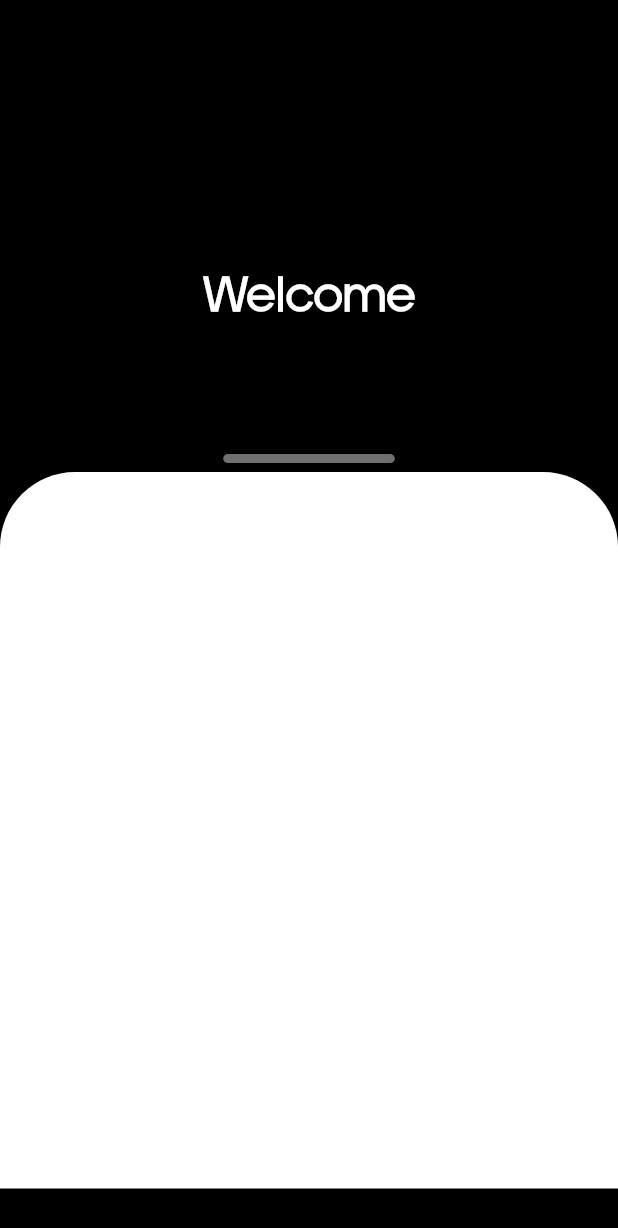
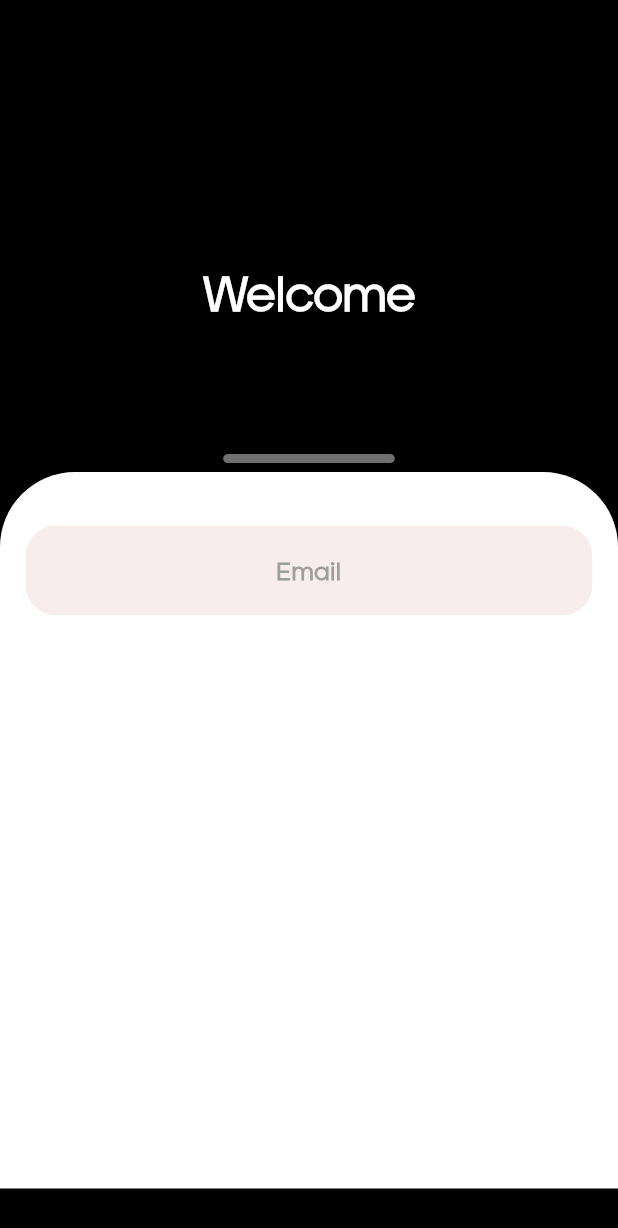
Before and after one commit to coder12e4/rtd_, a Flutter app: the screen it shows after launch, on a phone screen of 412 x 824 dp. Shown: the top 1228 px of the screen. Run offline on Flutter 3.47's test engine with Material 2 defaults, Android fonts, the phone set to English and light mode, and no system bars; our stand-ins replace flutter_screenutil, get.

Commit message:
TextFormField widget commit

```diff
--- /dev/null
+++ b/lib/core/common_widget/textformfield_widget.dart
@@ -0,0 +1,34 @@
+import 'package:flutter/material.dart';
+import 'package:flutter_screenutil/flutter_screenutil.dart';
+
+class TextFormFieldWidget extends StatelessWidget {
+  const TextFormFieldWidget({
+    super.key,
+    required this.controller,
+    required this.hitText,
+  });
+  final TextEditingController controller;
+  final String hitText;
+  @override
+  Widget build(BuildContext context) {
+    return Container(
+      height: 50.h,
+      width: 330.w,
+      decoration: BoxDecoration(
+          color: const Color.fromARGB(255, 235, 209, 209).withOpacity(0.4),
+          borderRadius: BorderRadius.circular(20)),
+      child: Padding(
+        padding: const EdgeInsets.all(8.0),
+        child: TextFormField(
+          controller: controller,
+          decoration: InputDecoration(
+              border: InputBorder.none, // Removes the underline
+              hintText: hitText,
+              hintStyle: const TextStyle(
+                  color: Colors.grey, fontWeight: FontWeight.bold)),
+          textAlign: TextAlign.center, // Centers the text inside the field
+        ),
+      ),
+    );
+  }
+}
--- a/lib/main.dart
+++ b/lib/main.dart
@@ -1,7 +1,6 @@
 import 'package:flutter/material.dart';
 import 'package:flutter_screenutil/flutter_screenutil.dart';
 import 'package:get/get.dart'; // Import the 'get' package
-import 'package:google_fonts/google_fonts.dart';
 import 'package:rtd_project/view/splash_screen/splash_page.dart';
 
 void main() {
@@ -9,8 +8,9 @@ void main() {
 }
 
 class MyApp extends StatelessWidget {
-  const MyApp(
-      {Key? key}); // Fix the constructor by using 'Key?' instead of 'super.key'
+  const MyApp({
+    super.key,
+  }); // Fix the constructor by using 'Key?' instead of 'super.key'
 
   @override
   Widget build(BuildContext context) {
--- a/lib/view/login_screen/login_page.dart
+++ b/lib/view/login_screen/login_page.dart
@@ -1,6 +1,8 @@
 import 'package:flutter/material.dart';
 import 'package:flutter_screenutil/flutter_screenutil.dart';
 import 'package:rtd_project/core/color/colors.dart';
+
+import '../../core/common_widget/textformfield_widget.dart';
 
 class LOginPage extends StatelessWidget {
   const LOginPage({super.key});
@@ -21,12 +23,22 @@ class LOginPage extends StatelessWidget {
             ),
             Container(
               height: 400.h,
+              width: 390.w,
               decoration: const BoxDecoration(
                   color: whiteColor,
                   borderRadius: BorderRadiusDirectional.only(
                       topEnd: Radius.circular(50),
                       topStart: Radius.circular(50))),
-            )
+              child: Column(
+                children: [
+                  SizedBox(
+                    height: 30.h,
+                  ),
+                  TextFormFieldWidget(
+                      controller: emailController, hitText: 'Email'),
+                ],
+              ),
+            ),
           ],
         ),
       ),
@@ -58,3 +70,6 @@ class LOginPage extends StatelessWidget {
     );
   }
 }
+
+final TextEditingController emailController = TextEditingController();
+final TextEditingController passwordController = TextEditingController();
```
Lines whose indentation alone changed are shown as unchanged.
